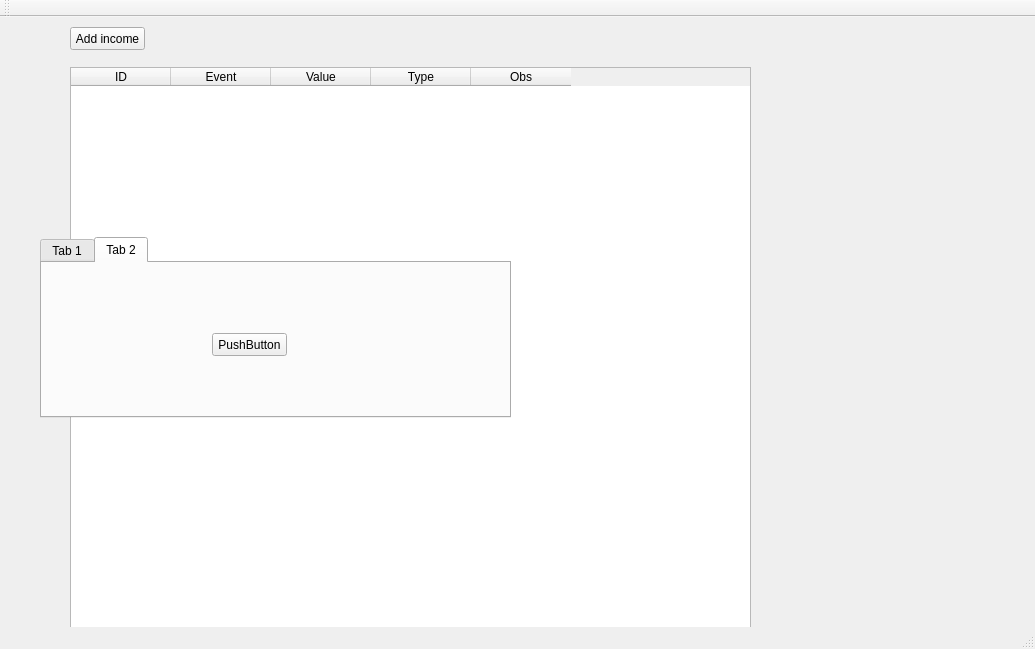
neatudarius/IncomeManager, file incomemanager.ui: the form before one commit.
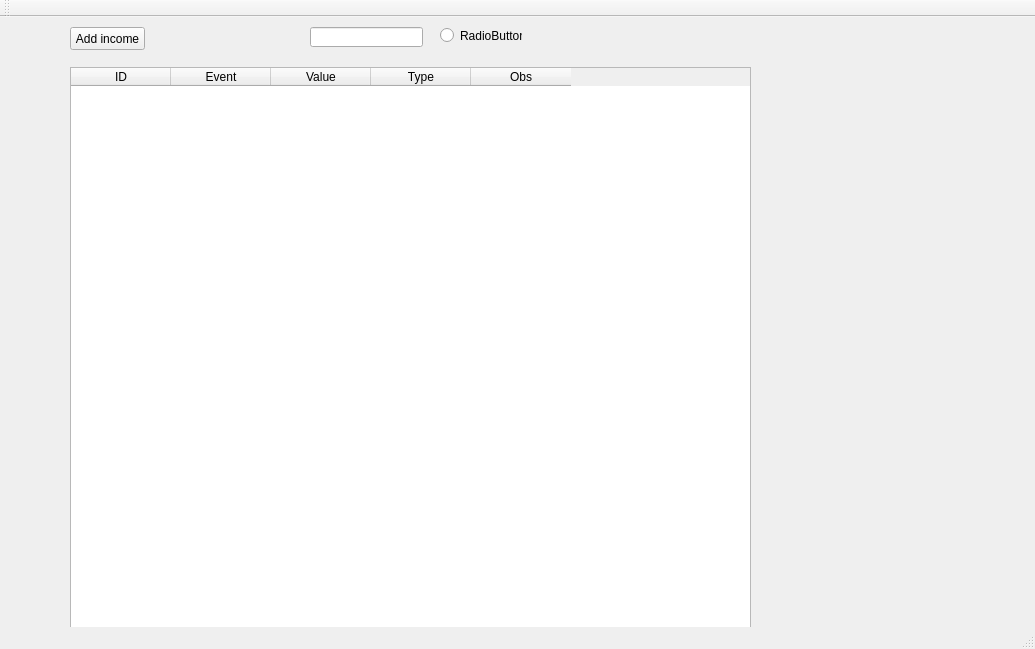
The form after the commit.

```diff
--- a/incomemanager.ui
+++ b/incomemanager.ui
@@ -62,54 +62,28 @@
      <string>Add income</string>
     </property>
    </widget>
-   <widget class="QTabWidget" name="tabWidget">
+   <widget class="QLineEdit" name="lineEdit">
     <property name="geometry">
      <rect>
-      <x>40</x>
-      <y>220</y>
-      <width>471</width>
-      <height>181</height>
+      <x>310</x>
+      <y>10</y>
+      <width>113</width>
+      <height>20</height>
      </rect>
     </property>
-    <property name="currentIndex">
-     <number>1</number>
+   </widget>
+   <widget class="QRadioButton" name="radioButton">
+    <property name="geometry">
+     <rect>
+      <x>440</x>
+      <y>10</y>
+      <width>82</width>
+      <height>17</height>
+     </rect>
     </property>
-    <widget class="QWidget" name="tab">
-     <attribute name="title">
-      <string>Tab 1</string>
-     </attribute>
-     <widget class="QPushButton" name="pushButton">
-      <property name="geometry">
-       <rect>
-        <x>30</x>
-        <y>60</y>
-        <width>75</width>
-        <height>23</height>
-       </rect>
-      </property>
-      <property name="text">
-       <string>PushButton</string>
-      </property>
-     </widget>
-    </widget>
-    <widget class="QWidget" name="tab_2">
-     <attribute name="title">
-      <string>Tab 2</string>
-     </attribute>
-     <widget class="QPushButton" name="pushButton_2">
-      <property name="geometry">
-       <rect>
-        <x>170</x>
-        <y>70</y>
-        <width>75</width>
-        <height>23</height>
-       </rect>
-      </property>
-      <property name="text">
-       <string>PushButton</string>
-      </property>
-     </widget>
-    </widget>
+    <property name="text">
+     <string>RadioButton</string>
+    </property>
    </widget>
   </widget>
   <widget class="QToolBar" name="mainToolBar">
```
Left out of the diff: 2 changed lines with no effect on the pictures.
